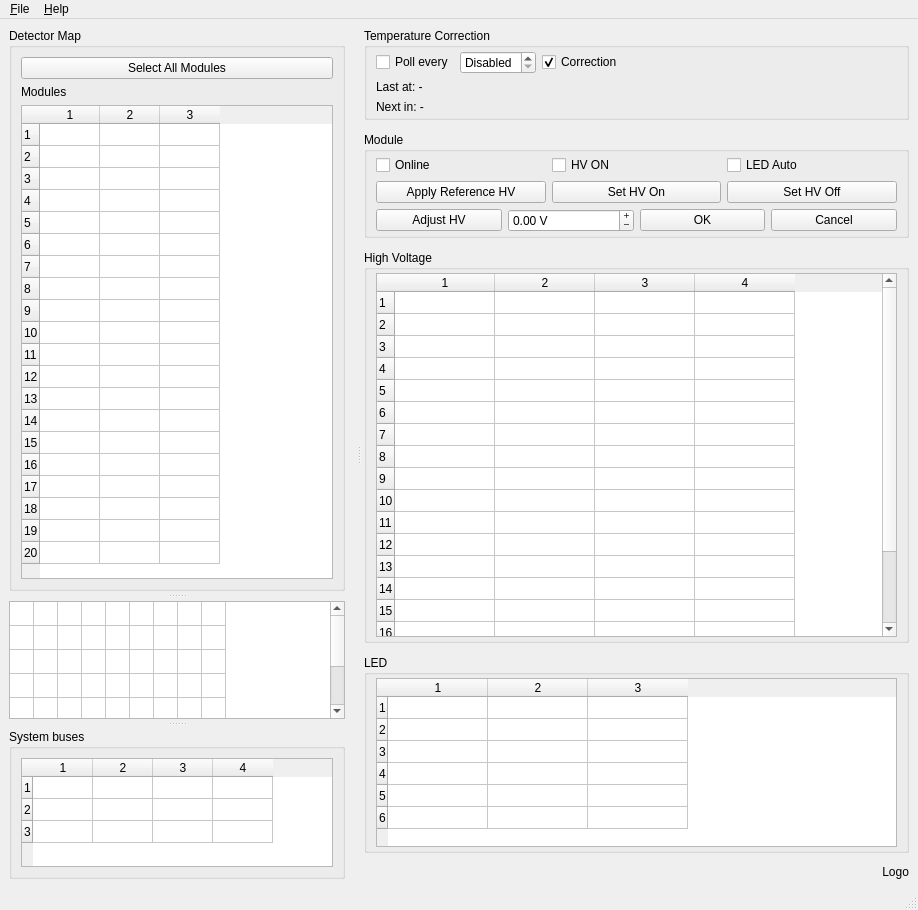
Qt form main.ui (sultanmusin/pyslow) before a commit.
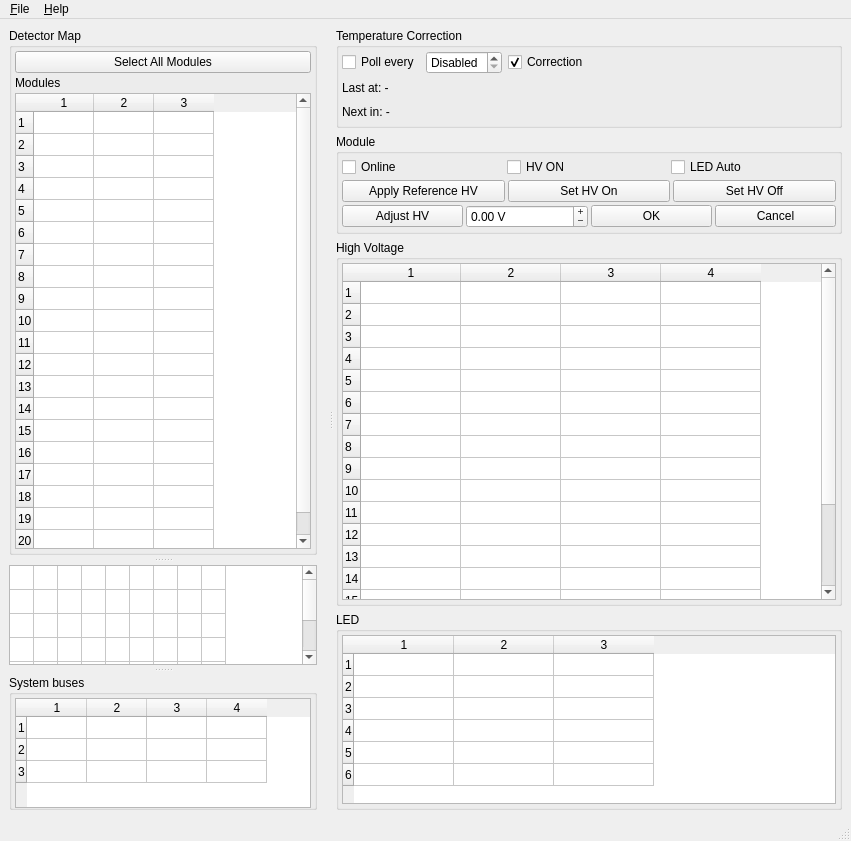
The same form after that commit.

What changed in the file:
```diff
--- a/main.ui
+++ b/main.ui
@@ -6,8 +6,8 @@
    <rect>
     <x>0</x>
     <y>0</y>
-    <width>918</width>
-    <height>910</height>
+    <width>851</width>
+    <height>841</height>
    </rect>
   </property>
   <property name="sizePolicy">
@@ -18,8 +18,8 @@
   </property>
   <property name="minimumSize">
    <size>
-    <width>750</width>
-    <height>750</height>
+    <width>640</width>
+    <height>480</height>
    </size>
   </property>
   <property name="windowTitle">
@@ -34,8 +34,8 @@
    </property>
    <property name="minimumSize">
     <size>
-     <width>750</width>
-     <height>800</height>
+     <width>640</width>
+     <height>480</height>
     </size>
    </property>
    <property name="maximumSize">
@@ -53,6 +53,12 @@
         <verstretch>0</verstretch>
        </sizepolicy>
       </property>
+      <property name="frameShadow">
+       <enum>QFrame::Plain</enum>
+      </property>
+      <property name="lineWidth">
+       <number>0</number>
+      </property>
       <property name="orientation">
        <enum>Qt::Horizontal</enum>
       </property>
@@ -64,7 +70,7 @@
       </property>
       <widget class="QFrame" name="frame">
        <property name="sizePolicy">
-        <sizepolicy hsizetype="Expanding" vsizetype="Expanding">
+        <sizepolicy hsizetype="Expanding" vsizetype="Maximum">
          <horstretch>0</horstretch>
          <verstretch>1</verstretch>
         </sizepolicy>
@@ -87,6 +93,12 @@
             <verstretch>0</verstretch>
            </sizepolicy>
           </property>
+          <property name="minimumSize">
+           <size>
+            <width>0</width>
+            <height>300</height>
+           </size>
+          </property>
           <property name="orientation">
            <enum>Qt::Vertical</enum>
           </property>
@@ -103,7 +115,7 @@
            <property name="sizePolicy">
             <sizepolicy hsizetype="MinimumExpanding" vsizetype="MinimumExpanding">
              <horstretch>0</horstretch>
-             <verstretch>0</verstretch>
+             <verstretch>2</verstretch>
             </sizepolicy>
            </property>
            <property name="minimumSize">
@@ -117,19 +129,19 @@
            </property>
            <layout class="QVBoxLayout" name="verticalLayout_15">
             <property name="spacing">
-             <number>6</number>
+             <number>3</number>
             </property>
             <property name="leftMargin">
-             <number>9</number>
+             <number>3</number>
             </property>
             <property name="topMargin">
-             <number>9</number>
+             <number>3</number>
             </property>
             <property name="rightMargin">
-             <number>9</number>
+             <number>3</number>
             </property>
             <property name="bottomMargin">
-             <number>9</number>
+             <number>3</number>
             </property>
             <item>
              <widget class="QPushButton" name="buttonSelectAll">
@@ -139,6 +151,12 @@
                 <verstretch>0</verstretch>
                </sizepolicy>
               </property>
+              <property name="minimumSize">
+               <size>
+                <width>0</width>
+                <height>10</height>
+               </size>
+              </property>
               <property name="text">
                <string>Select All Modules</string>
               </property>
@@ -146,6 +164,12 @@
             </item>
             <item>
              <widget class="QLabel" name="labelModules">
+              <property name="minimumSize">
+               <size>
+                <width>0</width>
+                <height>10</height>
+               </size>
+              </property>
               <property name="text">
                <string>Modules</string>
               </property>
@@ -218,9 +242,9 @@
           </widget>
           <widget class="QTableWidget" name="moduleGrid">
            <property name="sizePolicy">
-            <sizepolicy hsizetype="Expanding" vsizetype="MinimumExpanding">
+            <sizepolicy hsizetype="Expanding" vsizetype="Preferred">
              <horstretch>0</horstretch>
-             <verstretch>2</verstretch>
+             <verstretch>1</verstretch>
             </sizepolicy>
            </property>
            <property name="minimumSize">
@@ -229,6 +253,12 @@
              <height>100</height>
             </size>
            </property>
+           <property name="maximumSize">
+            <size>
+             <width>16777215</width>
+             <height>180</height>
+            </size>
+           </property>
            <property name="font">
             <font>
              <pointsize>8</pointsize>
@@ -290,25 +320,40 @@
            <property name="minimumSize">
             <size>
              <width>0</width>
-             <height>150</height>
+             <height>120</height>
             </size>
            </property>
            <property name="title">
             <string>System buses</string>
            </property>
            <layout class="QVBoxLayout" name="verticalLayout_16">
+            <property name="spacing">
+             <number>3</number>
+            </property>
+            <property name="leftMargin">
+             <number>3</number>
+            </property>
+            <property name="topMargin">
+             <number>3</number>
+            </property>
+            <property name="rightMargin">
+             <number>3</number>
+            </property>
+            <property name="bottomMargin">
+             <number>3</number>
+            </property>
             <item>
              <widget class="QTableWidget" name="busGrid">
               <property name="sizePolicy">
-               <sizepolicy hsizetype="Expanding" vsizetype="MinimumExpanding">
+               <sizepolicy hsizetype="Preferred" vsizetype="MinimumExpanding">
                 <horstretch>0</horstretch>
-                <verstretch>1</verstretch>
+                <verstretch>2</verstretch>
                </sizepolicy>
               </property>
               <property name="minimumSize">
                <size>
                 <width>0</width>
-                <height>90</height>
+                <height>110</height>
                </size>
               </property>
               <property name="sizeAdjustPolicy">
@@ -363,9 +408,12 @@
        <property name="frameShadow">
         <enum>QFrame::Plain</enum>
        </property>
+       <property name="lineWidth">
+        <number>0</number>
+       </property>
        <layout class="QVBoxLayout" name="verticalLayout_2">
         <property name="spacing">
-         <number>12</number>
+         <number>6</number>
         </property>
         <property name="leftMargin">
          <number>0</number>
@@ -380,17 +428,68 @@
          <number>0</number>
         </property>
         <item>
-         <widget class="QGroupBox" name="groupBoxPoll">
+         <widget class="QGroupBox" name="groupBox_2">
+          <property name="sizePolicy">
+           <sizepolicy hsizetype="MinimumExpanding" vsizetype="Preferred">
+            <horstretch>1</horstretch>
+            <verstretch>0</verstretch>
+           </sizepolicy>
+          </property>
+          <property name="minimumSize">
+           <size>
+            <width>0</width>
+            <height>100</height>
+           </size>
+          </property>
           <property name="title">
            <string>Temperature Correction</string>
           </property>
+          <layout class="QHBoxLayout" name="horizontalLayout_6">
+           <property name="spacing">
+            <number>0</number>
+           </property>
+           <property name="leftMargin">
+            <number>0</number>
+           </property>
+           <property name="topMargin">
+            <number>0</number>
+           </property>
+           <property name="rightMargin">
+            <number>0</number>
+           </property>
+           <property name="bottomMargin">
+            <number>0</number>
+           </property>
+           <item>
+            <widget class="QWidget" name="widgetPoll" native="true">
+             <property name="minimumSize">
+              <size>
+               <width>100</width>
+               <height>0</height>
+              </size>
+             </property>
+             <property name="maximumSize">
+              <size>
+               <width>16777215</width>
+               <height>16777215</height>
+              </size>
+             </property>
           <layout class="QGridLayout" name="gridLayout">
+              <property name="leftMargin">
+               <number>3</number>
+              </property>
            <property name="topMargin">
             <number>3</number>
            </property>
+              <property name="rightMargin">
+               <number>3</number>
+              </property>
            <property name="bottomMargin">
             <number>3</number>
            </property>
+              <property name="verticalSpacing">
+               <number>3</number>
+              </property>
            <item row="3" column="0">
             <widget class="QLabel" name="labelLastCorrection">
              <property name="text">
@@ -469,7 +568,41 @@
             </widget>
            </item>
            <item row="1" column="4">
-            <widget class="QLabel" name="label_2">
+               <spacer name="horizontalSpacer">
+                <property name="orientation">
+                 <enum>Qt::Horizontal</enum>
+                </property>
+                <property name="sizeHint" stdset="0">
+                 <size>
+                  <width>40</width>
+                  <height>20</height>
+                 </size>
+                </property>
+               </spacer>
+              </item>
+             </layout>
+            </widget>
+           </item>
+           <item>
+            <widget class="QLabel" name="logo">
+             <property name="sizePolicy">
+              <sizepolicy hsizetype="Preferred" vsizetype="Preferred">
+               <horstretch>1</horstretch>
+               <verstretch>0</verstretch>
+              </sizepolicy>
+             </property>
+             <property name="minimumSize">
+              <size>
+               <width>100</width>
+               <height>60</height>
+              </size>
+             </property>
+             <property name="maximumSize">
+              <size>
+               <width>100</width>
+               <height>100</height>
+              </size>
+             </property>
              <property name="text">
               <string/>
              </property>
@@ -490,14 +623,26 @@
            <string>Module </string>
           </property>
           <layout class="QVBoxLayout" name="verticalLayout_17">
+           <property name="spacing">
+            <number>3</number>
+           </property>
+           <property name="leftMargin">
+            <number>3</number>
+           </property>
            <property name="topMargin">
             <number>3</number>
            </property>
+           <property name="rightMargin">
+            <number>3</number>
+           </property>
            <property name="bottomMargin">
             <number>3</number>
            </property>
            <item>
             <layout class="QHBoxLayout" name="horizontalLayout_4">
+             <property name="spacing">
+              <number>0</number>
+             </property>
              <item>
               <widget class="QCheckBox" name="checkBoxOnline">
                <property name="text">
@@ -623,9 +768,18 @@
            <string>High Voltage</string>
           </property>
           <layout class="QHBoxLayout" name="horizontalLayout">
+           <property name="spacing">
+            <number>3</number>
+           </property>
+           <property name="leftMargin">
+            <number>3</number>
+           </property>
            <property name="topMargin">
             <number>3</number>
            </property>
+           <property name="rightMargin">
+            <number>3</number>
+           </property>
            <property name="bottomMargin">
             <number>3</number>
            </property>
@@ -710,9 +864,18 @@
            <string>LED</string>
           </property>
           <layout class="QVBoxLayout" name="verticalLayout_3">
+           <property name="spacing">
+            <number>3</number>
+           </property>
+           <property name="leftMargin">
+            <number>3</number>
+           </property>
            <property name="topMargin">
             <number>3</number>
            </property>
+           <property name="rightMargin">
+            <number>3</number>
+           </property>
            <property name="bottomMargin">
             <number>3</number>
            </property>
@@ -721,7 +884,7 @@
              <property name="sizePolicy">
               <sizepolicy hsizetype="MinimumExpanding" vsizetype="Expanding">
                <horstretch>0</horstretch>
-               <verstretch>0</verstretch>
+               <verstretch>80</verstretch>
               </sizepolicy>
              </property>
              <property name="minimumSize">
@@ -756,16 +919,6 @@
           </layout>
          </widget>
         </item>
-        <item>
-         <widget class="QLabel" name="logo">
-          <property name="text">
-           <string>Logo</string>
-          </property>
-          <property name="alignment">
-           <set>Qt::AlignRight|Qt::AlignTrailing|Qt::AlignVCenter</set>
-          </property>
-         </widget>
-        </item>
        </layout>
       </widget>
      </widget>
@@ -777,7 +930,7 @@
     <rect>
      <x>0</x>
      <y>0</y>
-     <width>918</width>
+     <width>851</width>
      <height>20</height>
     </rect>
    </property>
```
Lines whose indentation alone changed are shown as unchanged.
